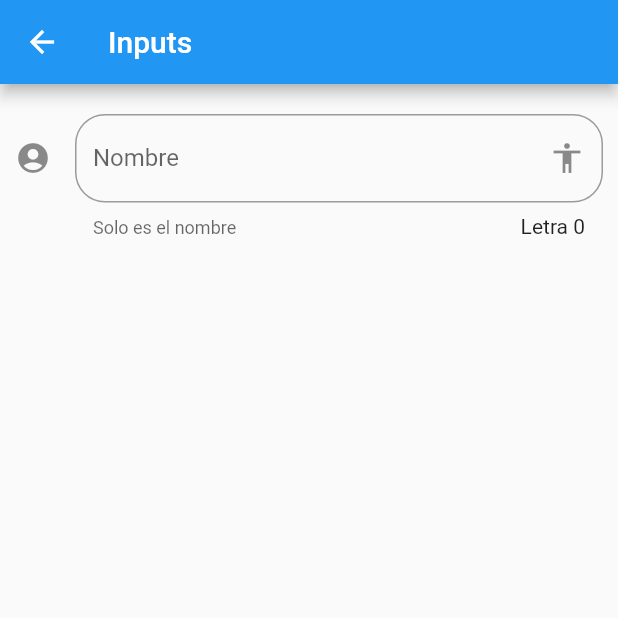
After one commit to ecorrea343/componenteFlutter, a Flutter app: the InputPage screen opened by its route, on a phone screen of 412 x 824 dp, the top half of it. The commit adds this screen. Run offline on Flutter 3.47's test engine with Material 2 defaults, Android fonts, the phone set to English and light mode, and no system bars.

Commit message:
InputsFields video 79

```diff
--- a/data/menu_opts.json
+++ b/data/menu_opts.json
@@ -20,6 +20,12 @@
             "ruta" : "animatedContainer",
             "icon" : "donut_large",
             "texto": "Animated Container"
+        },
+        {
+            "ruta" : "inputs",
+            "icon" : "input",
+            "texto": "Inputs"
         }
+
     ]
 }
--- /dev/null
+++ b/lib/src/pages/input_page.dart
@@ -0,0 +1,52 @@
+import 'package:flutter/material.dart';
+
+class InputPage extends StatefulWidget {
+  @override
+  _InputPageState createState() => _InputPageState();
+}
+
+class _InputPageState extends State<InputPage> {
+
+  String _nombre = '';
+
+  @override
+  Widget build(BuildContext context) {
+    return Scaffold(
+      appBar: AppBar(
+        title: Text('Inputs'),
+      ),
+      body:ListView(
+        padding: EdgeInsets.symmetric(horizontal: 10.0 , vertical: 20.0),
+        children: <Widget>[
+          _crearInput(),
+                  ],
+                ) ,
+              );
+            }
+
+    Widget  _crearInput() { //creando Inputs personalziado en el video 78
+
+        return TextField(
+          //autofocus: true,
+          textCapitalization: TextCapitalization.sentences,
+          decoration: InputDecoration(
+              border: OutlineInputBorder(
+
+                borderRadius: BorderRadius.circular(20.0),
+
+              ),
+              counter: Text('Letra 0'),
+              hintText: 'Nombre de la persona',
+              labelText: 'Nombre',
+              helperText: 'Solo es el nombre ',
+              suffixIcon: Icon(Icons.accessibility),
+              icon: Icon(Icons.account_circle)
+          ),
+          onChanged: (valor){
+              _nombre = valor;
+              print(_nombre);
+          },
+        );
+
+    }
+}
--- a/lib/src/routes/routes.dart
+++ b/lib/src/routes/routes.dart
@@ -3,6 +3,7 @@ import 'package:componentes/src/pages/animated_container.dart';
 import 'package:componentes/src/pages/avatar_page.dart';
 import 'package:componentes/src/pages/card_page.dart';
 import 'package:componentes/src/pages/home_page.dart';
+import 'package:componentes/src/pages/input_page.dart';
 
 import 'package:flutter/material.dart';
    /*
@@ -21,5 +22,6 @@ import 'package:flutter/material.dart';
           'avatar'   : (BuildContext context) => AvatarPage(),
           'card'     : (BuildContext context) => CardPage(),
           'animatedContainer' :(BuildContext context) => AnimatedContainerPage(),
+          'inputs'   : (BuildContext context) => InputPage(),
      };
 }
--- a/lib/src/utils/icono_string_util.dart
+++ b/lib/src/utils/icono_string_util.dart
@@ -8,6 +8,7 @@ final _icon = <String, IconData>{
     'accessibility' : Icons.accessibility,
     'folder_open'   : Icons.folder_open,
     'donut_large'   : Icons.donut_large,//modificacion de video 78
+    'input'         : Icons.input,//modificacion de video 79
 
 
 };
```
